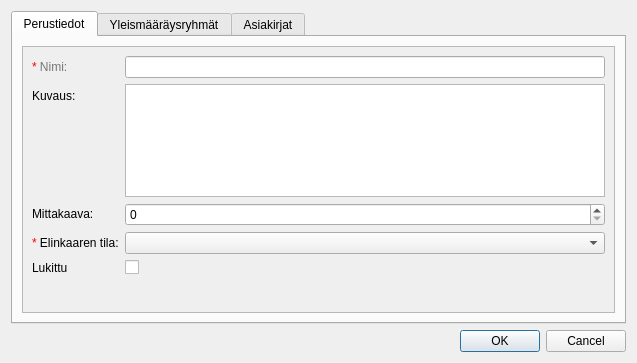
The window that arho_feature_template/gui/dialogs/plan_attribute_form.ui (GispoCoding/arho-qgis-plugin) describes before a commit, drawn with Qt 5.
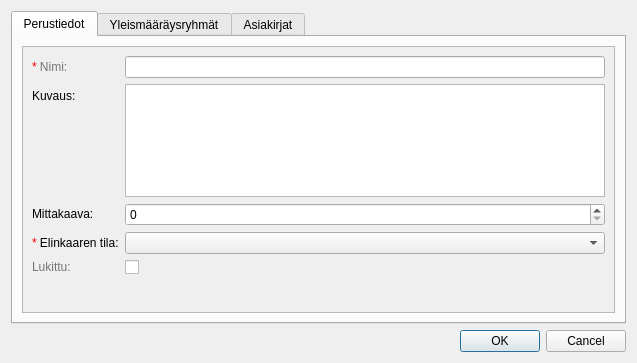
The same window after the commit. Custom widgets are drawn as their Qt base class.

The edit to the form file:
```diff
--- a/arho_feature_template/gui/dialogs/plan_attribute_form.ui
+++ b/arho_feature_template/gui/dialogs/plan_attribute_form.ui
@@ -164,7 +164,7 @@
              <item row="4" column="0">
               <widget class="QLabel" name="label">
                <property name="text">
-                <string>Lukittu</string>
+                <string>&lt;html&gt;&lt;head/&gt;&lt;body&gt;&lt;p&gt;&lt;span style=&quot; color:#757575;&quot;&gt; Lukittu:&lt;/span&gt;&lt;/p&gt;&lt;/body&gt;&lt;/html&gt;</string>
                </property>
               </widget>
              </item>
```
